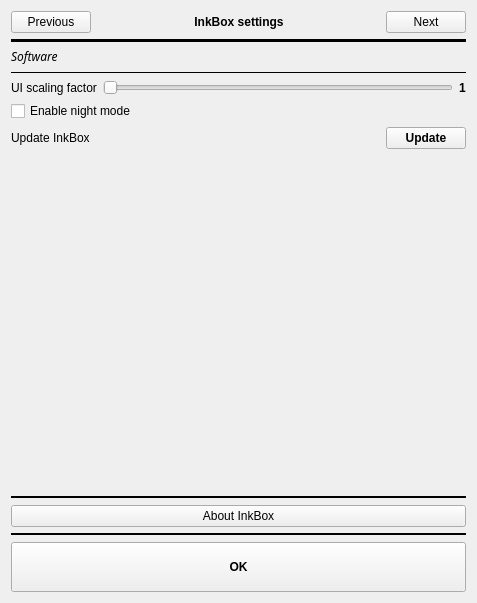
Quill-OS/quill, file settings.ui: the form before one commit.
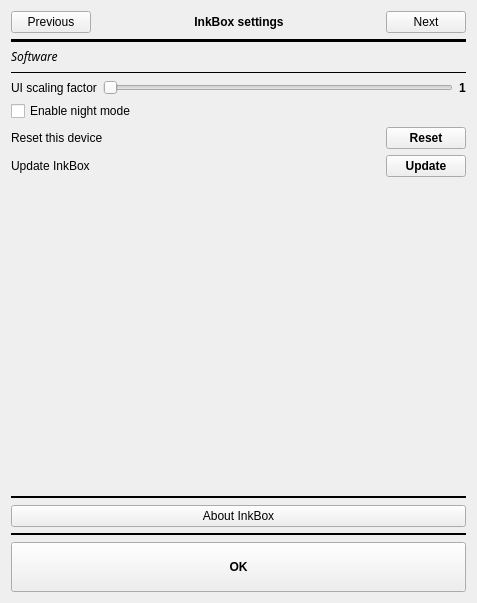
The form after the commit. The open tabs and pages were chosen to show the change.

Commit message: Added general-purpose dialog; added soft reset option

```diff
--- a/settings.ui
+++ b/settings.ui
@@ -413,82 +413,6 @@
          </property>
          <item>
           <layout class="QGridLayout" name="gridLayout_10">
-           <item row="4" column="0">
-            <layout class="QGridLayout" name="gridLayout_7">
-             <property name="bottomMargin">
-              <number>0</number>
-             </property>
-             <property name="verticalSpacing">
-              <number>0</number>
-             </property>
-             <item row="0" column="2">
-              <widget class="QPushButton" name="updateBtn">
-               <property name="font">
-                <font>
-                 <weight>75</weight>
-                 <bold>true</bold>
-                </font>
-               </property>
-               <property name="text">
-                <string>Update</string>
-               </property>
-              </widget>
-             </item>
-             <item row="0" column="1">
-              <spacer name="horizontalSpacer_6">
-               <property name="orientation">
-                <enum>Qt::Horizontal</enum>
-               </property>
-               <property name="sizeHint" stdset="0">
-                <size>
-                 <width>40</width>
-                 <height>20</height>
-                </size>
-               </property>
-              </spacer>
-             </item>
-             <item row="0" column="0">
-              <widget class="QLabel" name="updateLabel">
-               <property name="text">
-                <string>Update InkBox</string>
-               </property>
-               <property name="alignment">
-                <set>Qt::AlignLeading|Qt::AlignLeft|Qt::AlignVCenter</set>
-               </property>
-              </widget>
-             </item>
-            </layout>
-           </item>
-           <item row="3" column="0">
-            <widget class="QCheckBox" name="darkModeCheckBox">
-             <property name="text">
-              <string>Enable night mode</string>
-             </property>
-            </widget>
-           </item>
-           <item row="1" column="0">
-            <widget class="Line" name="line_9">
-             <property name="frameShadow">
-              <enum>QFrame::Plain</enum>
-             </property>
-             <property name="orientation">
-              <enum>Qt::Horizontal</enum>
-             </property>
-            </widget>
-           </item>
-           <item row="0" column="0">
-            <widget class="QLabel" name="softwareLabel">
-             <property name="font">
-              <font>
-               <family>Chivo</family>
-               <italic>true</italic>
-              </font>
-             </property>
-             <property name="text">
-              <string>Software</string>
-             </property>
-            </widget>
-           </item>
            <item row="2" column="0">
             <layout class="QGridLayout" name="gridLayout_8">
              <property name="bottomMargin">
@@ -541,7 +465,73 @@
              </item>
             </layout>
            </item>
+           <item row="0" column="0">
+            <widget class="QLabel" name="softwareLabel">
+             <property name="font">
+              <font>
+               <family>Chivo</family>
+               <italic>true</italic>
+              </font>
+             </property>
+             <property name="text">
+              <string>Software</string>
+             </property>
+            </widget>
+           </item>
+           <item row="3" column="0">
+            <widget class="QCheckBox" name="darkModeCheckBox">
+             <property name="text">
+              <string>Enable night mode</string>
+             </property>
+            </widget>
+           </item>
            <item row="5" column="0">
+            <layout class="QGridLayout" name="gridLayout_7">
+             <property name="bottomMargin">
+              <number>0</number>
+             </property>
+             <property name="verticalSpacing">
+              <number>0</number>
+             </property>
+             <item row="0" column="2">
+              <widget class="QPushButton" name="updateBtn">
+               <property name="font">
+                <font>
+                 <weight>75</weight>
+                 <bold>true</bold>
+                </font>
+               </property>
+               <property name="text">
+                <string>Update</string>
+               </property>
+              </widget>
+             </item>
+             <item row="0" column="1">
+              <spacer name="horizontalSpacer_6">
+               <property name="orientation">
+                <enum>Qt::Horizontal</enum>
+               </property>
+               <property name="sizeHint" stdset="0">
+                <size>
+                 <width>40</width>
+                 <height>20</height>
+                </size>
+               </property>
+              </spacer>
+             </item>
+             <item row="0" column="0">
+              <widget class="QLabel" name="updateLabel">
+               <property name="text">
+                <string>Update InkBox</string>
+               </property>
+               <property name="alignment">
+                <set>Qt::AlignLeading|Qt::AlignLeft|Qt::AlignVCenter</set>
+               </property>
+              </widget>
+             </item>
+            </layout>
+           </item>
+           <item row="6" column="0">
             <spacer name="verticalSpacer_3">
              <property name="orientation">
               <enum>Qt::Vertical</enum>
@@ -554,6 +544,56 @@
              </property>
             </spacer>
            </item>
+           <item row="1" column="0">
+            <widget class="Line" name="line_9">
+             <property name="frameShadow">
+              <enum>QFrame::Plain</enum>
+             </property>
+             <property name="orientation">
+              <enum>Qt::Horizontal</enum>
+             </property>
+            </widget>
+           </item>
+           <item row="4" column="0">
+            <layout class="QGridLayout" name="gridLayout_12">
+             <property name="bottomMargin">
+              <number>0</number>
+             </property>
+             <item row="0" column="0">
+              <widget class="QLabel" name="label_8">
+               <property name="text">
+                <string>Reset this device</string>
+               </property>
+              </widget>
+             </item>
+             <item row="0" column="1">
+              <spacer name="horizontalSpacer_8">
+               <property name="orientation">
+                <enum>Qt::Horizontal</enum>
+               </property>
+               <property name="sizeHint" stdset="0">
+                <size>
+                 <width>40</width>
+                 <height>20</height>
+                </size>
+               </property>
+              </spacer>
+             </item>
+             <item row="0" column="2">
+              <widget class="QPushButton" name="resetBtn">
+               <property name="font">
+                <font>
+                 <weight>75</weight>
+                 <bold>true</bold>
+                </font>
+               </property>
+               <property name="text">
+                <string>Reset</string>
+               </property>
+              </widget>
+             </item>
+            </layout>
+           </item>
           </layout>
          </item>
         </layout>
```
The commit also changes 8 other files.
